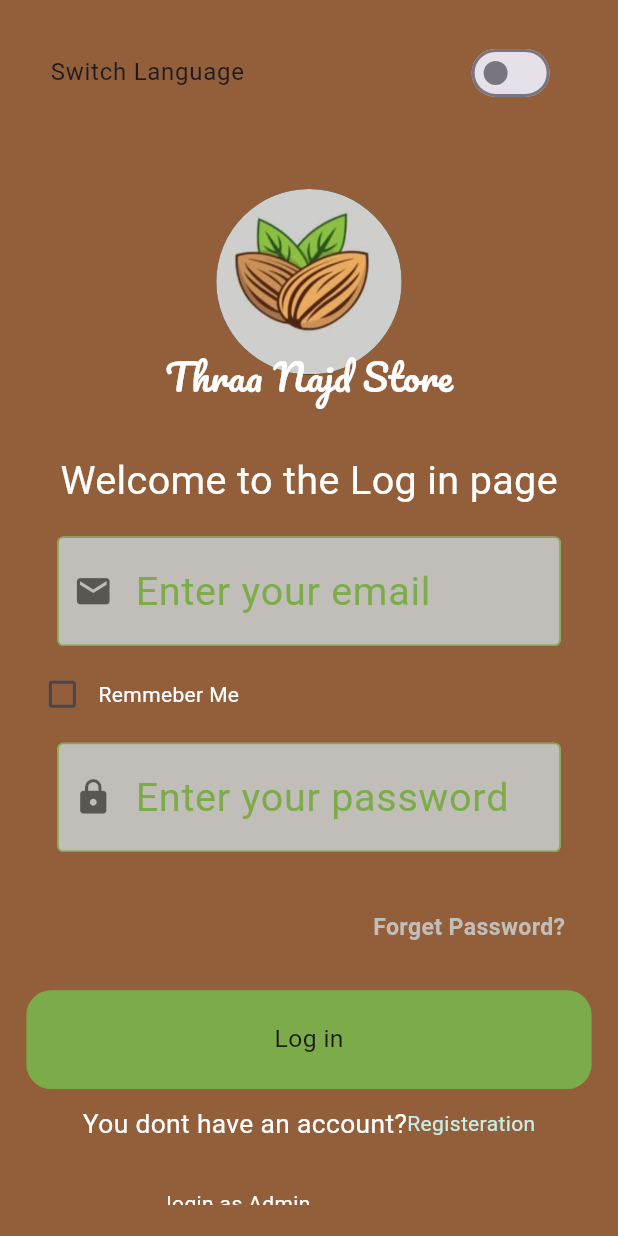
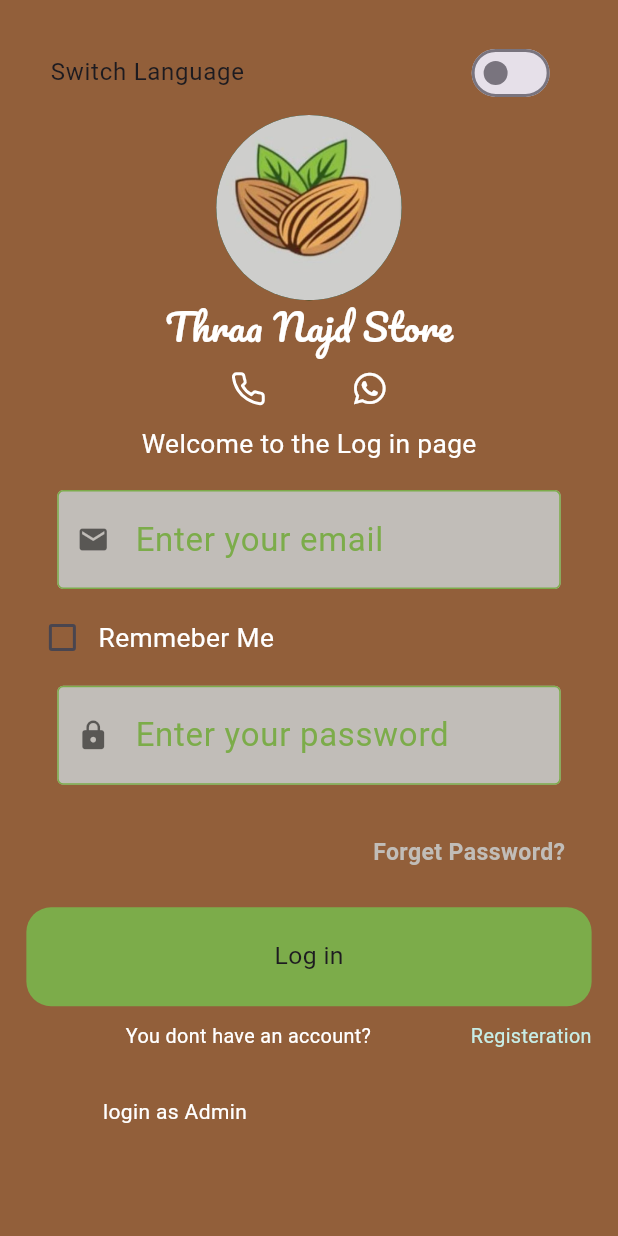
Before and after one commit to Majdasafdev/Thraa_najd_app, a Flutter app: the screen it shows after launch, on a phone screen of 412 x 824 dp. Run offline on Flutter 3.47's test engine with Material 3 defaults, Android fonts, the phone set to English and light mode, and no system bars; drawn by our look-alikes of modal_progress_hud_nsn; our stand-ins replace awesome_dialog, cloud_firestore, dart_mappable, device_preview, easy_localization, fast_immutable_collections and 7 more; missing offline and left inert: excel, firebase_app_check; accounts and stored records are empty; generated files the repository leaves out were written again.

Commit message:
Adding whatsapp Link

```diff
--- a/lib/screens/LoginView.dart
+++ b/lib/screens/LoginView.dart
@@ -66,14 +66,13 @@ class _LoginViewState extends State<LoginView> {
                 children: [
                   LanguageSwitchButton(context: context),
                   const CustomLogo(),
-                  SizedBox(height: 10 * (screenSize.height / 800.0)),
                   Row(
                     mainAxisAlignment: MainAxisAlignment.center,
                     children: [
                       Text(
                         'logwelcome'.tr(),
                         style: TextStyle(
-                          fontSize: 24 * (screenSize.width / 375.0),
+                          fontSize: 16 * (screenSize.width / 375.0),
                           color: Colors.white,
                         ),
                       ),
@@ -85,8 +84,8 @@ class _LoginViewState extends State<LoginView> {
                     textEditingController: emailController,
                     hintText: 'Enter your email',
                     textInputType: TextInputType.text,
-                    iconSize: 24.0 * (screenSize.width / 375.0),
-                    fontSize: 24 * (screenSize.width / 375.0),
+                    iconSize: 20.0 * (screenSize.width / 375.0),
+                    fontSize: 20 * (screenSize.width / 375.0),
                   ),
                   Row(
                     children: <Widget>[
@@ -105,8 +104,9 @@ class _LoginViewState extends State<LoginView> {
                       ),
                       Text(
                         'remember'.tr(),
-                        style: const TextStyle(
+                        style: TextStyle(
                           color: Colors.white,
+                          fontSize: 16 * (screenSize.width / 375.0),
                         ),
                       ),
                     ],
@@ -117,37 +117,50 @@ class _LoginViewState extends State<LoginView> {
                     hintText: 'Enter your password',
                     textInputType: TextInputType.text,
                     isPass: true,
-                    iconSize: 24.0 * (screenSize.width / 375.0),
-                    fontSize: 24 * (screenSize.width / 375.0),
+                    iconSize: 20.0 * (screenSize.width / 375.0),
+                    fontSize: 20 * (screenSize.width / 375.0),
                   ),
-                  SizedBox(height: 10 * (screenSize.height / 800.0)),
+                  SizedBox(height: 5 * (screenSize.height / 800.0)),
                   const ForgotPassword(),
-                  SizedBox(height: 10 * (screenSize.height / 800.0)),
+                  SizedBox(height: 5 * (screenSize.height / 800.0)),
                   Custome_button(
                     text: 'login'.tr(),
                     onTap: () => loginUser(modelHud),
                     height: 50.0 * (screenSize.height / 800.0),
-                    fontSize: 24 * (screenSize.width / 375.0),
+                    fontSize: 20 * (screenSize.width / 375.0),
                   ),
                   SizedBox(height: 10 * (screenSize.height / 800.0)),
                   Row(
                     mainAxisAlignment: MainAxisAlignment.center,
                     children: [
-                      Text(
+                      Expanded(
+                        child: Center(
+                          child: Text(
                             'donthaveaccount'.tr(),
                             style: TextStyle(
                               color: Colors.white,
-                          fontSize: 16.0 * (screenSize.width / 375.0),
+                              fontSize: 12.0 * (screenSize.width / 375.0),
+                            ),
+                            textAlign: TextAlign.center,
+                            overflow: TextOverflow.ellipsis,
                           ),
                         ),
+                      ),
+                      const SizedBox(
+                          width: 0), // Explicitly set the space between widgets
                       GestureDetector(
                         onTap: () {
                           Navigator.pushNamed(context, RegistrationView.id);
                         },
+                        child: Center(
                           child: Text(
                             'registerationn'.tr(),
-                          style: const TextStyle(
-                            color: Color(0xffC7EDE6),
+                            style: TextStyle(
+                              fontSize: 12.0 * (screenSize.width / 375.0),
+                              color: const Color(0xffC7EDE6),
+                            ),
+                            textAlign: TextAlign.center,
+                            overflow: TextOverflow.ellipsis,
                           ),
                         ),
                       ),
@@ -161,12 +174,16 @@ class _LoginViewState extends State<LoginView> {
                     ),
                     child: Row(
                       mainAxisAlignment: MainAxisAlignment.center,
+                      mainAxisSize: MainAxisSize.min,
                       children: <Widget>[
-                        GestureDetector(
+                        Expanded(
+                          child: GestureDetector(
                             onTap: () {
                               Provider.of<AdminMode>(context, listen: false)
                                   .changeIsAdmin(true);
                             },
+                            child: FittedBox(
+                              fit: BoxFit.scaleDown,
                               child: Text(
                                 'adminpanel'.tr(),
                                 textAlign: TextAlign.center,
@@ -177,20 +194,28 @@ class _LoginViewState extends State<LoginView> {
                                 ),
                               ),
                             ),
-                        GestureDetector(
+                          ),
+                        ),
+                        const SizedBox(width: 16.0),
+                        Expanded(
+                          child: GestureDetector(
                             onTap: () {
                               Provider.of<AdminMode>(context, listen: false)
                                   .changeIsAdmin(false);
                             },
+                            child: FittedBox(
+                              fit: BoxFit.scaleDown,
                               child: Text(
                                 'userpanel'.tr(),
                                 textAlign: TextAlign.center,
                                 style: TextStyle(
-                              color:
-                                  Provider.of<AdminMode>(context, listen: true)
+                                  color: Provider.of<AdminMode>(context,
+                                              listen: true)
                                           .isAdmin
                                       ? Colors.white
                                       : kMainColor,
+                                ),
+                              ),
                             ),
                           ),
                         ),
--- a/lib/widgets/custome_logo.dart
+++ b/lib/widgets/custome_logo.dart
@@ -1,24 +1,45 @@
+import 'package:flutter/material.dart';
+import 'package:flutter_vector_icons/flutter_vector_icons.dart';
+import 'package:url_launcher/url_launcher.dart';
 import 'package:easy_localization/easy_localization.dart';
-import 'package:flutter/material.dart';
 
 class CustomLogo extends StatelessWidget {
   const CustomLogo({super.key});
+
+  // Method to launch WhatsApp
+  Future<void> _launchWhatsApp() async {
+    const whatsappUrl =
+        'https://api.whatsapp.com/send/?phone=966543498392&text&app_absent=0'; // Replace with your WhatsApp number
+    final Uri whatsappUri = Uri.parse(whatsappUrl);
+    if (await canLaunchUrl(whatsappUri)) {
+      await launchUrl(whatsappUri);
+    } else {
+      throw 'Could not launch WhatsApp';
+    }
+  }
+
+  // Method to make a phone call
+  Future<void> _makePhoneCall() async {
+    const phoneNumber = 'tel:+966597005649'; // Replace with your phone number
+    final Uri phoneUri = Uri.parse(phoneNumber);
+    if (await canLaunchUrl(phoneUri)) {
+      await launchUrl(phoneUri);
+    } else {
+      throw 'Could not make a call';
+    }
+  }
 
   @override
   Widget build(BuildContext context) {
     final double screenWidth = MediaQuery.of(context).size.width;
     final double screenHeight = MediaQuery.of(context).size.height;
 
-    return Padding(
-      padding: EdgeInsets.only(top: screenHeight * 0.06),
-      child: SizedBox(
-        height: screenHeight * 0.2,
-        child: Stack(
-          alignment: Alignment.center,
+    return SingleChildScrollView(
+      // Increased height to accommodate all content
+      child: Column(
+        mainAxisAlignment: MainAxisAlignment.center,
         children: <Widget>[
-            Positioned(
-              top: 0,
-              child: CircleAvatar(
+          CircleAvatar(
             radius: screenWidth * 0.15,
             backgroundColor: Colors.green,
             child: CircleAvatar(
@@ -28,10 +49,7 @@ class CustomLogo extends StatelessWidget {
                   const AssetImage('assets/images/icons/buy_icon.png'),
             ),
           ),
-            ),
-            Positioned(
-              top: screenHeight * 0.13,
-              child: Text(
+          Text(
             'thraaNajd'.tr(),
             style: TextStyle(
               fontFamily: 'Pacifico',
@@ -39,9 +57,24 @@ class CustomLogo extends StatelessWidget {
               color: Colors.white,
             ),
           ),
-            )
+          // Space between text and icons
+          Row(
+            mainAxisAlignment: MainAxisAlignment.center,
+            children: <Widget>[
+              IconButton(
+                icon: const Icon(Feather.phone,
+                    color: Colors.white), // Use Feather's phone icon
+                onPressed: _makePhoneCall,
+              ),
+              SizedBox(width: screenWidth * 0.08), // Space between icons
+              IconButton(
+                icon: const Icon(FontAwesome5Brands.whatsapp,
+                    color: Colors.white), // Use FontAwesome's WhatsApp icon
+                onPressed: _launchWhatsApp,
+              ),
             ],
           ),
+        ],
       ),
     );
   }
```
Also changed, not shown: lib/widgets/AdaptiveLayoutWidget.dart (added, +23 -0 lines), pubspec.yaml (+19 -17 lines), pubspec.lock, 5 other files. Lines whose indentation alone changed are shown as unchanged.
